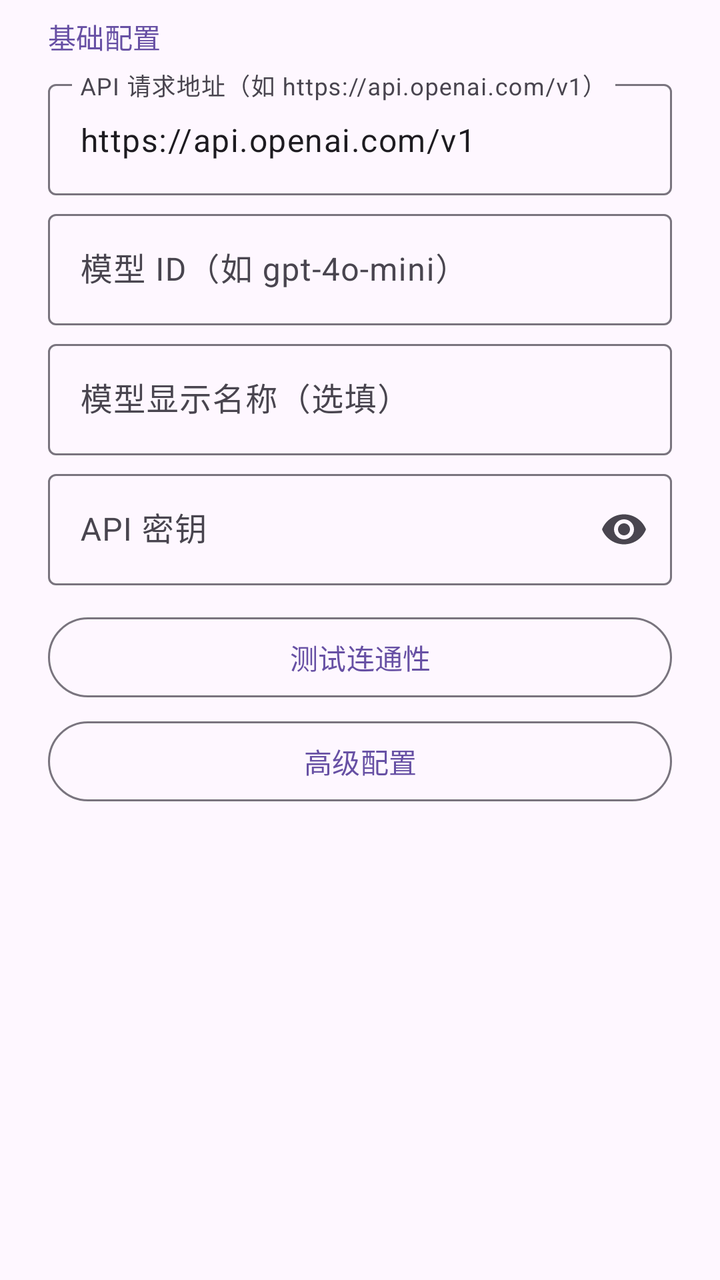
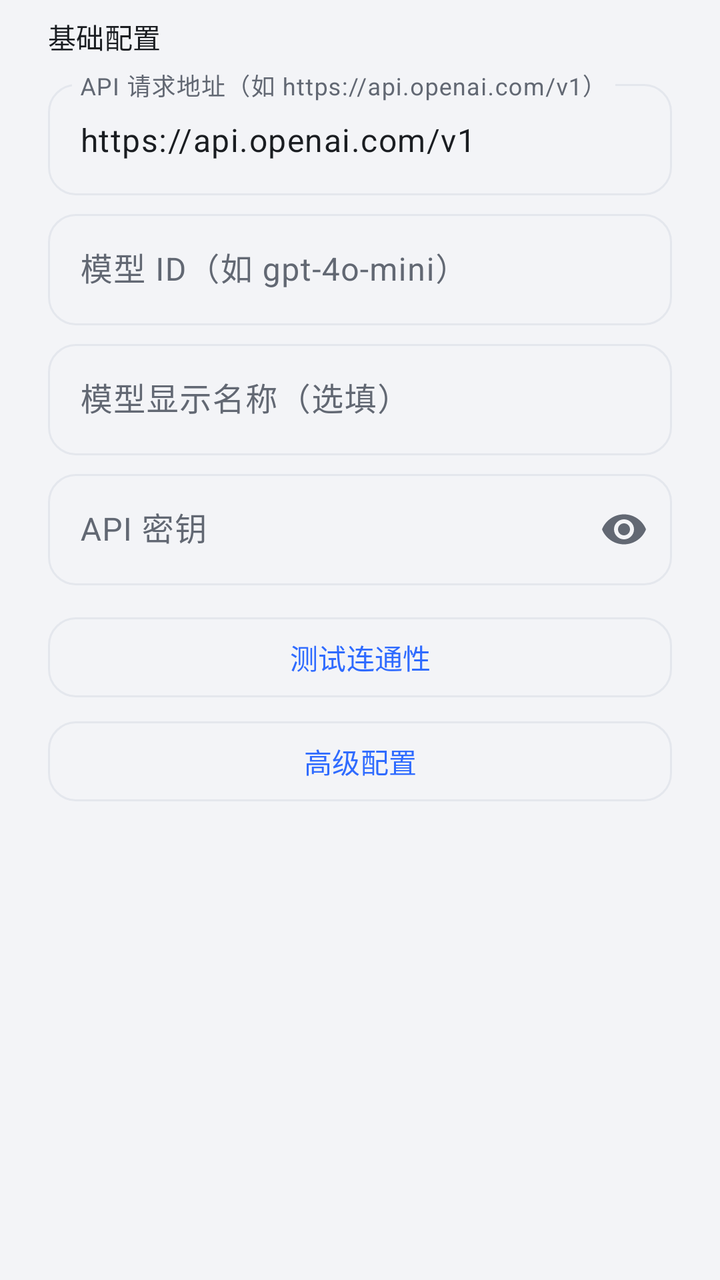

Screens rendered from an Android XML layout before and after an edit, with the pre-edit source and the edit as a unified diff.
<!-- AndroidManifest.xml: application theme Theme.MagicWindow -->
<!-- res/layout/dialog_ai_model.xml -->
<?xml version="1.0" encoding="utf-8"?>
<ScrollView
    xmlns:android="http://schemas.android.com/apk/res/android"
    android:layout_width="match_parent"
    android:layout_height="wrap_content">

    <LinearLayout
        android:layout_width="match_parent"
        android:layout_height="wrap_content"
        android:orientation="vertical"
        android:paddingHorizontal="24dp"
        android:paddingTop="8dp"
        android:paddingBottom="16dp">

        
        <TextView
            android:layout_width="match_parent"
            android:layout_height="wrap_content"
            android:text="@string/ai_model_basic"
            android:textAppearance="?attr/textAppearanceTitleSmall"
            android:textColor="?attr/colorPrimary"
            android:layout_marginBottom="8dp" />

        <com.google.android.material.textfield.TextInputLayout
            android:layout_width="match_parent"
            android:layout_height="wrap_content"
            android:hint="@string/ai_model_api_base_hint"
            android:layout_marginBottom="4dp"
            style="@style/Widget.Material3.TextInputLayout.OutlinedBox">
            <com.google.android.material.textfield.TextInputEditText
                android:id="@+id/etApiBase"
                android:layout_width="match_parent"
                android:layout_height="wrap_content"
                android:inputType="textUri"
                android:text="https://api.openai.com/v1" />
        </com.google.android.material.textfield.TextInputLayout>

        <com.google.android.material.textfield.TextInputLayout
            android:layout_width="match_parent"
            android:layout_height="wrap_content"
            android:hint="@string/ai_model_id_hint"
            android:layout_marginBottom="4dp"
            style="@style/Widget.Material3.TextInputLayout.OutlinedBox">
            <com.google.android.material.textfield.TextInputEditText
                android:id="@+id/etModelId"
                android:layout_width="match_parent"
                android:layout_height="wrap_content"
                android:inputType="text" />
        </com.google.android.material.textfield.TextInputLayout>

        <com.google.android.material.textfield.TextInputLayout
            android:layout_width="match_parent"
            android:layout_height="wrap_content"
            android:hint="@string/ai_model_name_hint"
            android:layout_marginBottom="4dp"
            style="@style/Widget.Material3.TextInputLayout.OutlinedBox">
            <com.google.android.material.textfield.TextInputEditText
                android:id="@+id/etDisplayName"
                android:layout_width="match_parent"
                android:layout_height="wrap_content"
                android:inputType="text" />
        </com.google.android.material.textfield.TextInputLayout>

        <com.google.android.material.textfield.TextInputLayout
            android:layout_width="match_parent"
            android:layout_height="wrap_content"
            android:hint="@string/ai_model_key_hint"
            android:layout_marginBottom="12dp"
            app:endIconMode="password_toggle"
            xmlns:app="http://schemas.android.com/apk/res-auto"
            style="@style/Widget.Material3.TextInputLayout.OutlinedBox">
            <com.google.android.material.textfield.TextInputEditText
                android:id="@+id/etApiKey"
                android:layout_width="match_parent"
                android:layout_height="wrap_content"
                android:inputType="textPassword" />
        </com.google.android.material.textfield.TextInputLayout>

        
        <com.google.android.material.button.MaterialButton
            android:id="@+id/btnTestConnection"
            style="?attr/materialButtonOutlinedStyle"
            android:layout_width="match_parent"
            android:layout_height="wrap_content"
            android:text="@string/ai_model_test"
            android:layout_marginBottom="4dp" />

        <TextView
            android:id="@+id/tvTestResult"
            android:layout_width="match_parent"
            android:layout_height="wrap_content"
            android:textSize="12sp"
            android:layout_marginBottom="12dp"
            android:visibility="gone" />

        
        <com.google.android.material.button.MaterialButton
            android:id="@+id/btnAdvanced"
            style="?attr/materialButtonOutlinedStyle"
            android:layout_width="match_parent"
            android:layout_height="wrap_content"
            android:text="@string/ai_model_advanced"
            android:layout_marginBottom="8dp"
            android:icon="@android:drawable/arrow_down_float" />

        <LinearLayout
            android:id="@+id/layoutAdvanced"
            android:layout_width="match_parent"
            android:layout_height="wrap_content"
            android:orientation="vertical"
            android:visibility="gone">

            <TextView
                android:layout_width="match_parent"
                android:layout_height="wrap_content"
                android:text="@string/ai_model_tokens"
                android:textAppearance="?attr/textAppearanceTitleSmall"
                android:textColor="?attr/colorPrimary"
                android:layout_marginBottom="8dp" />

            <LinearLayout
                android:layout_width="match_parent"
                android:layout_height="wrap_content"
                android:orientation="horizontal">

                <com.google.android.material.textfield.TextInputLayout
                    android:layout_width="0dp"
                    android:layout_height="wrap_content"
                    android:layout_weight="1"
                    android:hint="输入 Token"
                    android:layout_marginEnd="8dp"
                    style="@style/Widget.Material3.TextInputLayout.OutlinedBox">
                    <com.google.android.material.textfield.TextInputEditText
                        android:id="@+id/etMaxInputTokens"
                        android:layout_width="match_parent"
                        android:layout_height="wrap_content"
                        android:inputType="number"
                        android:text="131072" />
                </com.google.android.material.textfield.TextInputLayout>

                <com.google.android.material.textfield.TextInputLayout
                    android:layout_width="0dp"
                    android:layout_height="wrap_content"
                    android:layout_weight="1"
                    android:hint="输出 Token"
                    style="@style/Widget.Material3.TextInputLayout.OutlinedBox">
                    <com.google.android.material.textfield.TextInputEditText
                        android:id="@+id/etMaxOutputTokens"
                        android:layout_width="match_parent"
                        android:layout_height="wrap_content"
                        android:inputType="number"
                        android:text="16384" />
                </com.google.android.material.textfield.TextInputLayout>
            </LinearLayout>

            <com.google.android.material.textfield.TextInputLayout
                android:layout_width="match_parent"
                android:layout_height="wrap_content"
                android:hint="@string/ai_model_tool_rounds"
                android:layout_marginTop="8dp"
                style="@style/Widget.Material3.TextInputLayout.OutlinedBox">
                <com.google.android.material.textfield.TextInputEditText
                    android:id="@+id/etToolRounds"
                    android:layout_width="match_parent"
                    android:layout_height="wrap_content"
                    android:inputType="number"
                    android:text="25" />
            </com.google.android.material.textfield.TextInputLayout>

            <TextView
                android:layout_width="match_parent"
                android:layout_height="wrap_content"
                android:text="@string/ai_model_sampling"
                android:textAppearance="?attr/textAppearanceTitleSmall"
                android:textColor="?attr/colorPrimary"
                android:layout_marginTop="16dp"
                android:layout_marginBottom="8dp" />

            <com.google.android.material.textfield.TextInputLayout
                android:layout_width="match_parent"
                android:layout_height="wrap_content"
                android:hint="Temperature"
                android:layout_marginBottom="4dp"
                style="@style/Widget.Material3.TextInputLayout.OutlinedBox">
                <com.google.android.material.textfield.TextInputEditText
                    android:id="@+id/etTemperature"
                    android:layout_width="match_parent"
                    android:layout_height="wrap_content"
                    android:inputType="numberDecimal"
                    android:text="0.4" />
            </com.google.android.material.textfield.TextInputLayout>

            <com.google.android.material.textfield.TextInputLayout
                android:layout_width="match_parent"
                android:layout_height="wrap_content"
                android:hint="Top P"
                android:layout_marginBottom="4dp"
                style="@style/Widget.Material3.TextInputLayout.OutlinedBox">
                <com.google.android.material.textfield.TextInputEditText
                    android:id="@+id/etTopP"
                    android:layout_width="match_parent"
                    android:layout_height="wrap_content"
                    android:inputType="numberDecimal"
                    android:text="0.95" />
            </com.google.android.material.textfield.TextInputLayout>

            <com.google.android.material.textfield.TextInputLayout
                android:layout_width="match_parent"
                android:layout_height="wrap_content"
                android:hint="Top K"
                style="@style/Widget.Material3.TextInputLayout.OutlinedBox">
                <com.google.android.material.textfield.TextInputEditText
                    android:id="@+id/etTopK"
                    android:layout_width="match_parent"
                    android:layout_height="wrap_content"
                    android:inputType="number"
                    android:text="20" />
            </com.google.android.material.textfield.TextInputLayout>
        </LinearLayout>
    </LinearLayout>
</ScrollView>
<!-- resources referenced by this layout -->
<resources>
  <style name="Theme.MagicWindow" parent="Theme.Material3.DayNight.NoActionBar">
          <item name="android:statusBarColor">?attr/colorSurface</item>
          <item name="android:navigationBarColor">?attr/colorSurface</item>
          <item name="android:windowLightStatusBar" tools:targetApi="m">
              @bool/is_light_theme
          </item>
      </style>
  <!-- unchanged entries left out for length: 10 -->
</resources>

<!-- the commit's change to res/layout/dialog_ai_model.xml (unified diff, before → after) -->
@@ -1,6 +1,7 @@
 <?xml version="1.0" encoding="utf-8"?>
 <ScrollView
     xmlns:android="http://schemas.android.com/apk/res/android"
+    xmlns:app="http://schemas.android.com/apk/res-auto"
     android:layout_width="match_parent"
     android:layout_height="wrap_content">
 
@@ -18,7 +19,7 @@
             android:layout_height="wrap_content"
             android:text="@string/ai_model_basic"
             android:textAppearance="?attr/textAppearanceTitleSmall"
-            android:textColor="?attr/colorPrimary"
+            android:textColor="?attr/colorOnSurface"
             android:layout_marginBottom="8dp" />
 
         <com.google.android.material.textfield.TextInputLayout
@@ -26,7 +27,7 @@
             android:layout_height="wrap_content"
             android:hint="@string/ai_model_api_base_hint"
             android:layout_marginBottom="4dp"
-            style="@style/Widget.Material3.TextInputLayout.OutlinedBox">
+            style="@style/Widget.MagicWindow.TextInput.Outlined">
             <com.google.android.material.textfield.TextInputEditText
                 android:id="@+id/etApiBase"
                 android:layout_width="match_parent"
@@ -40,7 +41,7 @@
             android:layout_height="wrap_content"
             android:hint="@string/ai_model_id_hint"
             android:layout_marginBottom="4dp"
-            style="@style/Widget.Material3.TextInputLayout.OutlinedBox">
+            style="@style/Widget.MagicWindow.TextInput.Outlined">
             <com.google.android.material.textfield.TextInputEditText
                 android:id="@+id/etModelId"
                 android:layout_width="match_parent"
@@ -53,7 +54,7 @@
             android:layout_height="wrap_content"
             android:hint="@string/ai_model_name_hint"
             android:layout_marginBottom="4dp"
-            style="@style/Widget.Material3.TextInputLayout.OutlinedBox">
+            style="@style/Widget.MagicWindow.TextInput.Outlined">
             <com.google.android.material.textfield.TextInputEditText
                 android:id="@+id/etDisplayName"
                 android:layout_width="match_parent"
@@ -67,8 +68,7 @@
             android:hint="@string/ai_model_key_hint"
             android:layout_marginBottom="12dp"
             app:endIconMode="password_toggle"
-            xmlns:app="http://schemas.android.com/apk/res-auto"
-            style="@style/Widget.Material3.TextInputLayout.OutlinedBox">
+            style="@style/Widget.MagicWindow.TextInput.Outlined">
             <com.google.android.material.textfield.TextInputEditText
                 android:id="@+id/etApiKey"
                 android:layout_width="match_parent"
@@ -115,7 +115,7 @@
                 android:layout_height="wrap_content"
                 android:text="@string/ai_model_tokens"
                 android:textAppearance="?attr/textAppearanceTitleSmall"
-                android:textColor="?attr/colorPrimary"
+                android:textColor="?attr/colorOnSurface"
                 android:layout_marginBottom="8dp" />
 
             <LinearLayout
@@ -129,7 +129,7 @@
                     android:layout_weight="1"
                     android:hint="输入 Token"
                     android:layout_marginEnd="8dp"
-                    style="@style/Widget.Material3.TextInputLayout.OutlinedBox">
+                    style="@style/Widget.MagicWindow.TextInput.Outlined">
                     <com.google.android.material.textfield.TextInputEditText
                         android:id="@+id/etMaxInputTokens"
                         android:layout_width="match_parent"
@@ -143,7 +143,7 @@
                     android:layout_height="wrap_content"
                     android:layout_weight="1"
                     android:hint="输出 Token"
-                    style="@style/Widget.Material3.TextInputLayout.OutlinedBox">
+                    style="@style/Widget.MagicWindow.TextInput.Outlined">
                     <com.google.android.material.textfield.TextInputEditText
                         android:id="@+id/etMaxOutputTokens"
                         android:layout_width="match_parent"
@@ -158,7 +158,7 @@
                 android:layout_height="wrap_content"
                 android:hint="@string/ai_model_tool_rounds"
                 android:layout_marginTop="8dp"
-                style="@style/Widget.Material3.TextInputLayout.OutlinedBox">
+                style="@style/Widget.MagicWindow.TextInput.Outlined">
                 <com.google.android.material.textfield.TextInputEditText
                     android:id="@+id/etToolRounds"
                     android:layout_width="match_parent"
@@ -172,7 +172,7 @@
                 android:layout_height="wrap_content"
                 android:text="@string/ai_model_sampling"
                 android:textAppearance="?attr/textAppearanceTitleSmall"
-                android:textColor="?attr/colorPrimary"
+                android:textColor="?attr/colorOnSurface"
                 android:layout_marginTop="16dp"
                 android:layout_marginBottom="8dp" />
 
@@ -181,7 +181,7 @@
                 android:layout_height="wrap_content"
                 android:hint="Temperature"
                 android:layout_marginBottom="4dp"
-                style="@style/Widget.Material3.TextInputLayout.OutlinedBox">
+                style="@style/Widget.MagicWindow.TextInput.Outlined">
                 <com.google.android.material.textfield.TextInputEditText
                     android:id="@+id/etTemperature"
                     android:layout_width="match_parent"
@@ -195,7 +195,7 @@
                 android:layout_height="wrap_content"
                 android:hint="Top P"
                 android:layout_marginBottom="4dp"
-                style="@style/Widget.Material3.TextInputLayout.OutlinedBox">
+                style="@style/Widget.MagicWindow.TextInput.Outlined">
                 <com.google.android.material.textfield.TextInputEditText
                     android:id="@+id/etTopP"
                     android:layout_width="match_parent"
@@ -208,7 +208,7 @@
                 android:layout_width="match_parent"
                 android:layout_height="wrap_content"
                 android:hint="Top K"
-                style="@style/Widget.Material3.TextInputLayout.OutlinedBox">
+                style="@style/Widget.MagicWindow.TextInput.Outlined">
                 <com.google.android.material.textfield.TextInputEditText
                     android:id="@+id/etTopK"
                     android:layout_width="match_parent"
<!-- resource entries referenced after the edit -->
@@ -1,11 +1,126 @@
 <!-- resources referenced by this layout -->
 <resources>
+  <style name="Widget.MagicWindow.TextInput.Outlined" parent="Widget.Material3.TextInputLayout.OutlinedBox">
+          <item name="boxCornerRadiusTopStart">14dp</item>
+          <item name="boxCornerRadiusTopEnd">14dp</item>
+          <item name="boxCornerRadiusBottomStart">14dp</item>
+          <item name="boxCornerRadiusBottomEnd">14dp</item>
+      </style>
   <style name="Theme.MagicWindow" parent="Theme.Material3.DayNight.NoActionBar">
-          <item name="android:statusBarColor">?attr/colorSurface</item>
-          <item name="android:navigationBarColor">?attr/colorSurface</item>
-          <item name="android:windowLightStatusBar" tools:targetApi="m">
-              @bool/is_light_theme
-          </item>
+          
+          <item name="android:statusBarColor">@android:color/transparent</item>
+          <item name="android:navigationBarColor">@android:color/transparent</item>
+          <item name="android:windowLightStatusBar" tools:targetApi="m">@bool/is_light_theme</item>
+          <item name="android:windowBackground">@color/app_bg</item>
+          <item name="android:colorBackground">@color/app_bg</item>
+  
+          
+          <item name="colorPrimary">@color/brand_primary</item>
+          <item name="colorOnPrimary">@color/brand_on_primary</item>
+          <item name="colorPrimaryContainer">@color/brand_primary_container</item>
+          <item name="colorOnPrimaryContainer">@color/brand_on_primary_container</item>
+          <item name="colorSecondary">@color/brand_secondary</item>
+          <item name="colorOnSecondary">@color/brand_on_secondary</item>
+          <item name="colorSecondaryContainer">@color/brand_secondary_container</item>
+          <item name="colorOnSecondaryContainer">@color/brand_on_secondary_container</item>
+  
+          
+          <item name="colorSurface">@color/card_bg</item>
+          <item name="colorOnSurface">@color/text_primary</item>
+          <item name="colorSurfaceVariant">@color/card_bg_high</item>
+          <item name="colorOnSurfaceVariant">@color/text_secondary</item>
+          <item name="colorSurfaceContainerLowest">@color/card_bg</item>
+          <item name="colorSurfaceContainerLow">@color/card_bg</item>
+          <item name="colorSurfaceContainer">@color/card_bg</item>
+          <item name="colorSurfaceContainerHigh">@color/card_bg</item>
+          <item name="colorSurfaceContainerHighest">@color/card_bg_high</item>
+          <item name="colorOutline">@color/divider</item>
+          <item name="colorOutlineVariant">@color/divider</item>
+          <item name="colorError">@color/conflict_error</item>
+  
+          <item name="android:textColorPrimary">@color/text_primary</item>
+          <item name="android:textColorSecondary">@color/text_secondary</item>
+          <item name="android:listDivider">@color/divider</item>
+  
+          
+          <item name="shapeAppearanceSmallComponent">@style/ShapeAppearance.MagicWindow.Small</item>
+          <item name="shapeAppearanceMediumComponent">@style/ShapeAppearance.MagicWindow.Medium</item>
+          <item name="shapeAppearanceLargeComponent">@style/ShapeAppearance.MagicWindow.Large</item>
+  
+          
+          <item name="materialButtonStyle">@style/Widget.MagicWindow.Button</item>
+          <item name="materialButtonOutlinedStyle">@style/Widget.MagicWindow.Button.Outlined</item>
+          <item name="floatingActionButtonStyle">@style/Widget.MagicWindow.Fab</item>
+          <item name="chipGroupStyle">@style/Widget.MagicWindow.ChipGroup</item>
+          <item name="textInputStyle">@style/Widget.MagicWindow.TextInput.Outlined</item>
+          <item name="bottomSheetDialogTheme">@style/ThemeOverlay.MagicWindow.BottomSheet</item>
+      </style>
+  <color name="app_bg">#F3F4F7</color>
+  <color name="brand_primary">#2F6BFF</color>
+  <color name="brand_on_primary">#FFFFFF</color>
+  <color name="brand_primary_container">#E4ECFF</color>
+  <color name="brand_on_primary_container">#0A2E80</color>
+  <color name="brand_secondary">#535F71</color>
+  <color name="brand_on_secondary">#FFFFFF</color>
+  <color name="brand_secondary_container">#E7EDF6</color>
+  <color name="brand_on_secondary_container">#2D3642</color>
+  <color name="card_bg">#FFFFFF</color>
+  <color name="text_primary">#1A1D21</color>
+  <color name="card_bg_high">#F2F4F8</color>
+  <color name="text_secondary">#626873</color>
+  <color name="divider">#E4E7ED</color>
+  <color name="conflict_error">#C02B1F</color>
+  <style name="ShapeAppearance.MagicWindow.Small" parent="">
+          <item name="cornerFamily">rounded</item>
+          <item name="cornerSize">12dp</item>
+      </style>
+  <style name="ShapeAppearance.MagicWindow.Medium" parent="">
+          <item name="cornerFamily">rounded</item>
+          <item name="cornerSize">16dp</item>
+      </style>
+  <style name="ShapeAppearance.MagicWindow.Large" parent="">
+          <item name="cornerFamily">rounded</item>
+          <item name="cornerSize">22dp</item>
+      </style>
+  <style name="Widget.MagicWindow.Button" parent="Widget.Material3.Button">
+          <item name="cornerRadius">14dp</item>
+          <item name="android:textAllCaps">false</item>
+          <item name="android:minHeight">48dp</item>
+          <item name="android:paddingStart">20dp</item>
+          <item name="android:paddingEnd">20dp</item>
+      </style>
+  <style name="Widget.MagicWindow.Button.Outlined" parent="Widget.Material3.Button.OutlinedButton">
+          <item name="cornerRadius">14dp</item>
+          <item name="android:textAllCaps">false</item>
+          <item name="android:minHeight">48dp</item>
+          <item name="strokeColor">@color/divider</item>
+          <item name="android:paddingStart">16dp</item>
+          <item name="android:paddingEnd">16dp</item>
+      </style>
+  <style name="Widget.MagicWindow.Fab" parent="Widget.Material3.FloatingActionButton.Primary">
+          <item name="shapeAppearanceOverlay">@style/ShapeAppearance.MagicWindow.Fab</item>
+          <item name="elevation">3dp</item>
+      </style>
+  <style name="Widget.MagicWindow.ChipGroup" parent="Widget.Material3.ChipGroup">
+          <item name="chipSpacingVertical">6dp</item>
+      </style>
+  <style name="ThemeOverlay.MagicWindow.BottomSheet" parent="ThemeOverlay.Material3.BottomSheetDialog">
+          <item name="bottomSheetStyle">@style/Widget.MagicWindow.BottomSheet</item>
+      </style>
+  <style name="ShapeAppearance.MagicWindow.Fab" parent="">
+          <item name="cornerFamily">rounded</item>
+          <item name="cornerSize">18dp</item>
+      </style>
+  <style name="Widget.MagicWindow.BottomSheet" parent="Widget.Material3.BottomSheet.Modal">
+          <item name="shapeAppearanceOverlay">@style/ShapeAppearance.MagicWindow.BottomSheet</item>
+          <item name="backgroundTint">@color/card_bg</item>
+      </style>
+  <style name="ShapeAppearance.MagicWindow.BottomSheet" parent="">
+          <item name="cornerFamily">rounded</item>
+          <item name="cornerSizeTopLeft">24dp</item>
+          <item name="cornerSizeTopRight">24dp</item>
+          <item name="cornerSizeBottomRight">0dp</item>
+          <item name="cornerSizeBottomLeft">0dp</item>
       </style>
   <!-- unchanged entries left out for length: 10 -->
 </resources>
